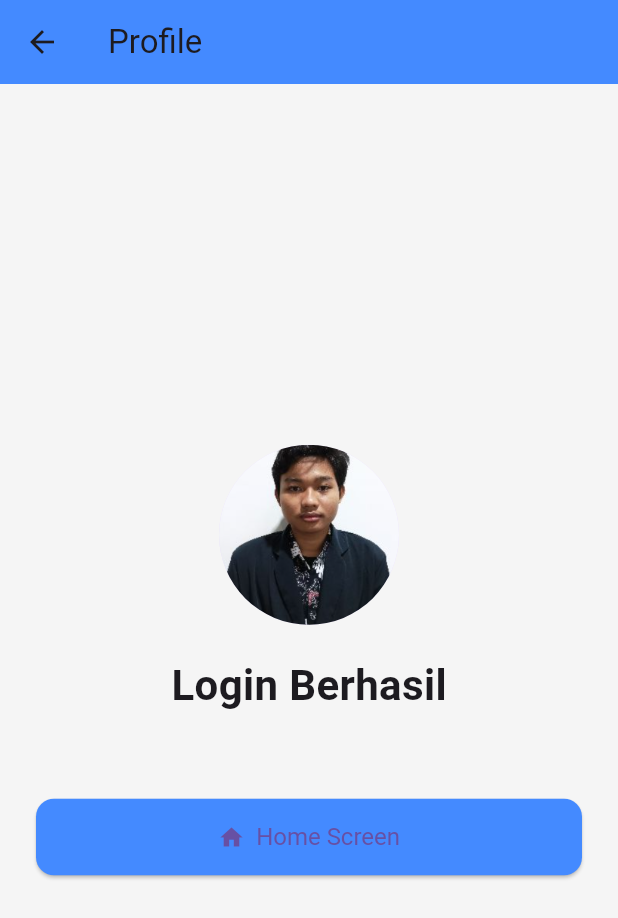
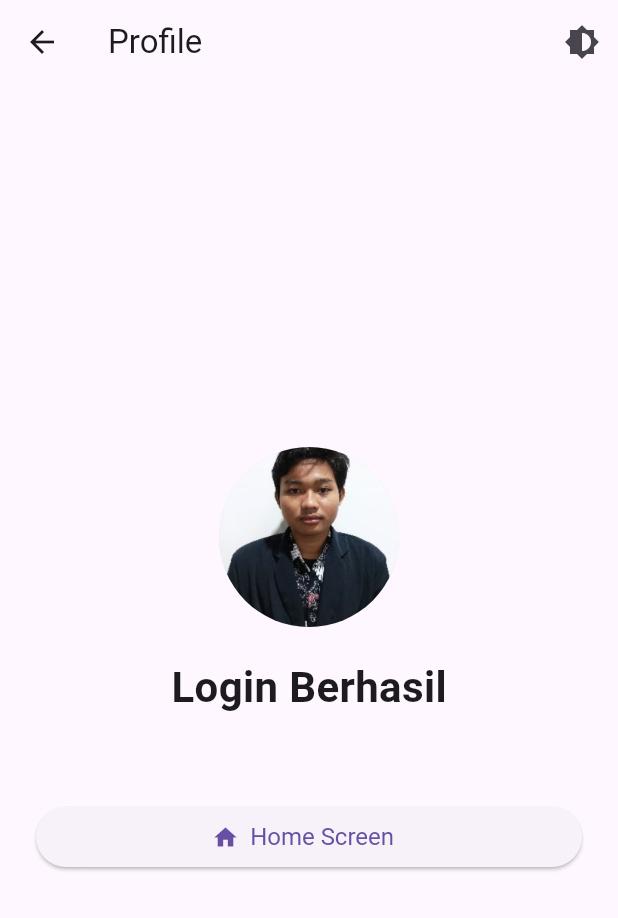
Before and after one commit to BangKeyaru/Projek-Android, a Flutter app: the LoginScreen screen opened directly, after a tap on "Login", on a phone screen of 412 x 824 dp. Shown: the top 918 px of the screen. Run offline on Flutter 3.47's test engine with Material 3 defaults, Android fonts, the phone set to English and light mode, and no system bars.

Commit message:
tampilan_login_gelap_terang_profil

```diff
--- a/project_app/lib/login2_screen.dart
+++ b/project_app/lib/login2_screen.dart
@@ -2,7 +2,7 @@ import 'package:flutter/material.dart';
 import 'profile_stack_login.dart';
 
 class LoginScreen extends StatelessWidget {
-  LoginScreen({super.key});
+  LoginScreen({super.key,});
 
   final TextEditingController emailController = TextEditingController();
   final TextEditingController passwordController = TextEditingController();
@@ -21,7 +21,7 @@ class LoginScreen extends StatelessWidget {
               Navigator.push(
                 context,
                 MaterialPageRoute(
-                  builder: (context) => ProfileStackLogin(email: email),
+                  builder: (context) => ProfileStackLogin(email: email, toggleTheme: () {}),
                 ),
               );
             },
--- a/project_app/lib/main.dart
+++ b/project_app/lib/main.dart
@@ -1,19 +1,35 @@
 import 'package:flutter/material.dart';
-import 'login3_screen.dart';
+import 'login_screen.dart';
 
 void main() {
   runApp(MyApp());
 }
 
-class MyApp extends StatelessWidget {
+class MyApp extends StatefulWidget {
   const MyApp({super.key});
+
+  @override
+  State<MyApp> createState() => _MyAppState();
+}
+
+class _MyAppState extends State<MyApp> {
+  ThemeMode _themeMode = ThemeMode.light;
+
+  void toggleTheme() {
+    setState(() {
+      _themeMode = _themeMode == ThemeMode.light ? ThemeMode.dark : ThemeMode.light;
+    });
+  }
 
   @override
   Widget build(BuildContext context) {
     return MaterialApp(
       debugShowCheckedModeBanner: false,
       title: 'Flutter App',
-      home: Login3Screen(),
+      theme: ThemeData.light(),
+      darkTheme: ThemeData.dark(),
+      themeMode: _themeMode,
+      home: LoginFormScreen(toggleTheme: toggleTheme),
     );
   }
 }
--- a/project_app/lib/profile_stack_login.dart
+++ b/project_app/lib/profile_stack_login.dart
@@ -3,16 +3,21 @@ import 'home_screen.dart';
 
 class ProfileStackLogin extends StatelessWidget {
   final String email;
+  final VoidCallback toggleTheme;
 
-  const ProfileStackLogin({super.key, required this.email});
+  const ProfileStackLogin({super.key, required this.email, required this.toggleTheme});
 
   @override
   Widget build(BuildContext context) {
     return Scaffold(
-      backgroundColor: Colors.grey[100],
       appBar: AppBar(
         title: Text('Profile'),
-        backgroundColor: Colors.blueAccent,
+        actions: [
+          IconButton(
+            icon: Icon(Icons.brightness_6),
+            onPressed: toggleTheme
+          ),
+        ],
       ),
       body: Center(
         child: Padding(
@@ -51,11 +56,6 @@ class ProfileStackLogin extends StatelessWidget {
                   icon: Icon(Icons.home),
                   label: Text('Home Screen'),
                   style: ElevatedButton.styleFrom(
-                    backgroundColor: Colors.blueAccent,
-                    padding: const EdgeInsets.symmetric(vertical: 16),
-                    shape: RoundedRectangleBorder(
-                      borderRadius: BorderRadius.circular(12),
-                    ),
                     textStyle: TextStyle(fontSize: 16),
                   ),
                 ),
```
Also changed, not shown: project_app/lib/login_screen.dart (+43 -57 lines).
